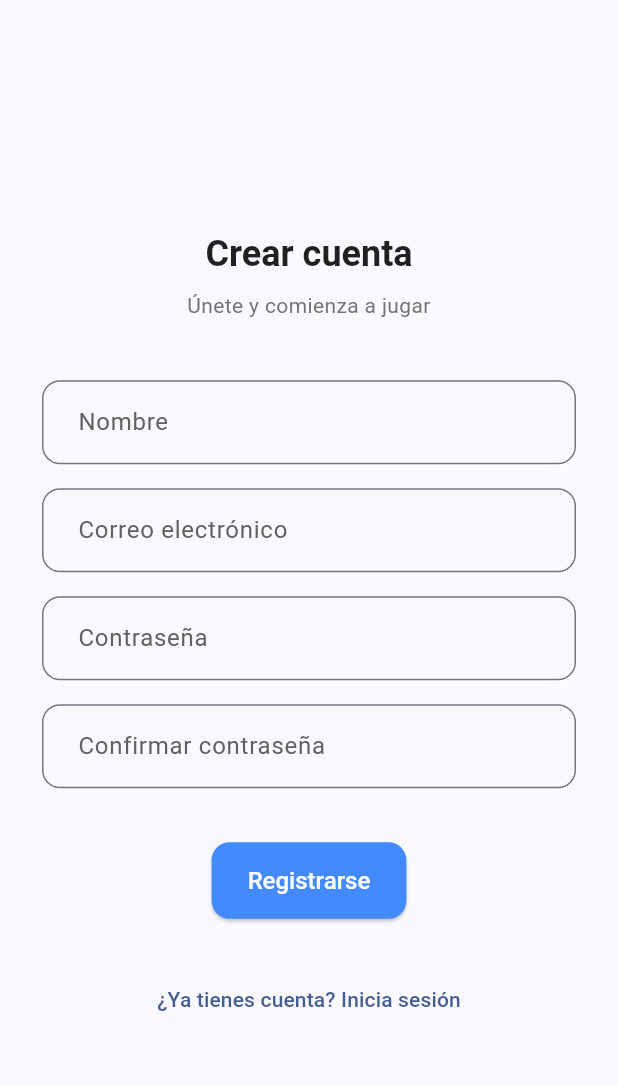
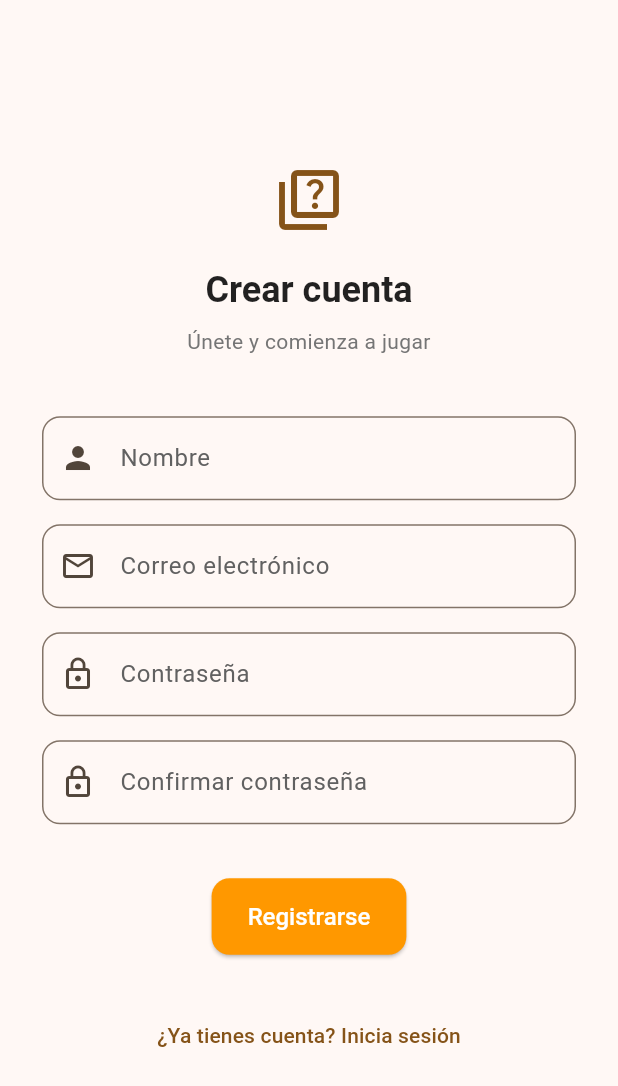
Before and after one commit to Hkeymer/triviaapp-master, a Flutter app: the screen it shows after launch, after a tap on "Iniciar sesión", after a tap on "¿No tienes cuenta? Regístrate", on a phone screen of 412 x 824 dp. Shown: the top 1086 px of the screen. Run offline on Flutter 3.47's test engine with Material 3 defaults, Android fonts, the phone set to English and light mode, and no system bars; our stand-ins replace cloud_firestore, firebase_auth, firebase_core, google_fonts, google_sign_in, share_plus; accounts and stored records are empty.

Commit message:
adjusting_login_design_registration_and_theme

```diff
--- a/lib/screens/auth/login_screen.dart
+++ b/lib/screens/auth/login_screen.dart
@@ -1,12 +1,24 @@
-// lib/screens/auth/login_screen.dart
+// Flutter SDK
 import 'package:flutter/material.dart';
+
+// State management
 import 'package:provider/provider.dart';
+
+// Services
 import 'package:triviaapp/services/auth_service.dart';
+
+// Navigation
 import 'package:triviaapp/utils/route_transitions.dart';
+
+// Screens
 import 'package:triviaapp/screens/auth/register_screen.dart';
+
+// Widgets
 import 'package:triviaapp/widgets/auth/auth_layout.dart';
 import 'package:triviaapp/widgets/auth/auth_input.dart';
 import 'package:triviaapp/widgets/auth/social_button.dart';
+
+// Utils
 import 'package:triviaapp/utils/validators.dart';
 
 class LoginScreen extends StatefulWidget {
@@ -35,7 +47,10 @@ class _LoginScreenState extends State<LoginScreen> {
     });
 
     try {
-      await _auth.signInWithEmailAndPassword(_email.text.trim(), _password.text);
+      await _auth.signInWithEmailAndPassword(
+        _email.text.trim(),
+        _password.text,
+      );
     } catch (e) {
       setState(() => _error = e.toString());
     } finally {
@@ -45,9 +60,12 @@ class _LoginScreenState extends State<LoginScreen> {
 
   @override
   Widget build(BuildContext context) {
-    return AuthLayout(
+    final colorScheme = Theme.of(context).colorScheme;
+
+    return Scaffold(
+      body: AuthLayout(
         title: 'Bienvenido de vuelta',
-      subtitle: 'Inicia sesión para continuar',
+        subtitle: 'Demuestra cuánto sabes',
         form: Form(
           key: _formKey,
           child: Column(
@@ -56,35 +74,71 @@ class _LoginScreenState extends State<LoginScreen> {
                 controller: _email,
                 label: 'Correo electrónico',
                 keyboardType: TextInputType.emailAddress,
-              validator: (v) => (v == null || !Validators.emailValid(v)) ? 'Correo inválido' : null,
+                prefixIcon: Icons.email_outlined,
+                validator: (v) => (v == null || !Validators.emailValid(v))
+                    ? 'Correo inválido'
+                    : null,
               ),
               const SizedBox(height: 16),
               AuthInput(
                 controller: _password,
                 label: 'Contraseña',
                 obscure: true,
-              validator: (v) => (v == null || v.isEmpty) ? 'Ingresa tu contraseña' : null,
+                prefixIcon: Icons.lock_outline,
+                validator: (v) =>
+                    (v == null || v.isEmpty) ? 'Ingresa tu contraseña' : null,
               ),
-            const SizedBox(height: 18),
+              const SizedBox(height: 20),
               if (_error != null)
-              Text(_error!, style: TextStyle(color: Theme.of(context).colorScheme.error)),
-            const SizedBox(height: 18),
-            _loading ? const CircularProgressIndicator() : ElevatedButton(
+                Padding(
+                  padding: const EdgeInsets.only(bottom: 12),
+                  child: Text(
+                    _error!,
+                    textAlign: TextAlign.center,
+                    style: TextStyle(color: colorScheme.error),
+                  ),
+                ),
+              SizedBox(
+                width: double.infinity,
+                height: 48,
+                child: _loading
+                    ? const Center(child: CircularProgressIndicator())
+                    : ElevatedButton(
                         onPressed: _login,
                         child: const Text('Iniciar sesión'),
+                      ),
               ),
             ],
           ),
         ),
         bottom: Column(
           children: [
-          const SizedBox(height: 8),
-          const Row(children: [Expanded(child: Divider()), Padding(padding: EdgeInsets.symmetric(horizontal: 8), child: Text('o')), Expanded(child: Divider())]),
             const SizedBox(height: 12),
-          SocialButton(text: 'Continuar con Google', assetPath: 'assets/images/p-logo.png'),
-          const SizedBox(height: 18),
-          TextButton(onPressed: () => Navigator.push(context, FadePageRoute(page: const RegisterScreen())), child: const Text('¿No tienes cuenta? Regístrate')),
+            const Row(
+              children: [
+                Expanded(child: Divider()),
+                Padding(
+                  padding: EdgeInsets.symmetric(horizontal: 8),
+                  child: Text('o'),
+                ),
+                Expanded(child: Divider()),
               ],
+            ),
+            const SizedBox(height: 16),
+            SocialButton(
+              text: 'Continuar con Google',
+              assetPath: 'assets/icons/google.png',
+            ),
+            const SizedBox(height: 20),
+            TextButton(
+              onPressed: () => Navigator.push(
+                context,
+                FadePageRoute(page: const RegisterScreen()),
+              ),
+              child: const Text('¿No tienes cuenta? Regístrate'),
+            ),
+          ],
+        ),
       ),
     );
   }
--- a/lib/screens/auth/register_screen.dart
+++ b/lib/screens/auth/register_screen.dart
@@ -40,7 +40,11 @@ class _RegisterScreenState extends State<RegisterScreen> {
     });
 
     try {
-      await _auth.createUserWithEmailAndPassword(_email.text.trim(), _password.text, _name.text.trim());
+      await _auth.createUserWithEmailAndPassword(
+        _email.text.trim(),
+        _password.text,
+        _name.text.trim(),
+      );
       if (mounted) Navigator.pop(context);
     } catch (e) {
       setState(() => _error = e.toString());
@@ -58,21 +62,58 @@ class _RegisterScreenState extends State<RegisterScreen> {
         key: _formKey,
         child: Column(
           children: [
-            AuthInput(controller: _name, label: 'Nombre', validator: (v) => (v == null || v.isEmpty) ? 'Requerido' : null),
+            AuthInput(
+              controller: _name,
+              prefixIcon: Icons.person,
+              label: 'Nombre',
+              validator: (v) => (v == null || v.isEmpty) ? 'Requerido' : null,
+            ),
             const SizedBox(height: 16),
-            AuthInput(controller: _email, label: 'Correo electrónico', keyboardType: TextInputType.emailAddress, validator: (v) => (v == null || !Validators.emailValid(v)) ? 'Correo inválido' : null),
+            AuthInput(
+              controller: _email,
+              prefixIcon: Icons.email_outlined,
+              label: 'Correo electrónico',
+              keyboardType: TextInputType.emailAddress,
+              validator: (v) => (v == null || !Validators.emailValid(v))
+                  ? 'Correo inválido'
+                  : null,
+            ),
             const SizedBox(height: 16),
-            AuthInput(controller: _password, label: 'Contraseña', obscure: true, validator: (v) => (v == null || v.isEmpty) ? 'Requerido' : null),
+            AuthInput(
+              controller: _password,
+              prefixIcon: Icons.lock_outline,
+              label: 'Contraseña',
+              obscure: true,
+              validator: (v) => (v == null || v.isEmpty) ? 'Requerido' : null,
+            ),
             const SizedBox(height: 16),
-            AuthInput(controller: _confirm, label: 'Confirmar contraseña', obscure: true, validator: (v) => v != _password.text ? 'No coinciden' : null),
+            AuthInput(
+              controller: _confirm,
+              prefixIcon: Icons.lock_outline,
+              label: 'Confirmar contraseña',
+              obscure: true,
+              validator: (v) => v != _password.text ? 'No coinciden' : null,
+            ),
             const SizedBox(height: 18),
-            if (_error != null) Text(_error!, style: TextStyle(color: Theme.of(context).colorScheme.error)),
+            if (_error != null)
+              Text(
+                _error!,
+                style: TextStyle(color: Theme.of(context).colorScheme.error),
+              ),
             const SizedBox(height: 18),
-            _loading ? const CircularProgressIndicator() : ElevatedButton(onPressed: _register, child: const Text('Registrarse')),
+            _loading
+                ? const CircularProgressIndicator()
+                : ElevatedButton(
+                    onPressed: _register,
+                    child: const Text('Registrarse'),
+                  ),
           ],
         ),
       ),
-      bottom: TextButton(onPressed: () => Navigator.pop(context), child: const Text('¿Ya tienes cuenta? Inicia sesión')),
+      bottom: TextButton(
+        onPressed: () => Navigator.pop(context),
+        child: const Text('¿Ya tienes cuenta? Inicia sesión'),
+      ),
     );
   }
 }
--- a/lib/theme/app_theme.dart
+++ b/lib/theme/app_theme.dart
@@ -2,7 +2,7 @@ import 'package:flutter/material.dart';
 import 'package:google_fonts/google_fonts.dart';
 
 class AppTheme {
-  static const Color primarySeedColor = Colors.blueAccent;
+  static const Color primarySeedColor = Colors.orange;
 
   // Tipografías base sin color fijo
   static TextTheme baseTextTheme = TextTheme(
--- a/lib/widgets/auth/auth_input.dart
+++ b/lib/widgets/auth/auth_input.dart
@@ -7,6 +7,7 @@ class AuthInput extends StatelessWidget {
   final bool obscure;
   final TextInputType keyboardType;
   final String? Function(String?)? validator;
+  final IconData? prefixIcon;
 
   const AuthInput({
     super.key,
@@ -15,6 +16,7 @@ class AuthInput extends StatelessWidget {
     this.obscure = false,
     this.keyboardType = TextInputType.text,
     this.validator,
+    this.prefixIcon,
   });
 
   @override
@@ -26,13 +28,20 @@ class AuthInput extends StatelessWidget {
       validator: validator,
       decoration: InputDecoration(
         labelText: label,
+        prefixIcon: prefixIcon != null ? Icon(prefixIcon) : null,
         labelStyle: TextStyle(color: Colors.grey[700]),
         border: OutlineInputBorder(borderRadius: BorderRadius.circular(12)),
         focusedBorder: OutlineInputBorder(
           borderRadius: BorderRadius.circular(12),
-          borderSide: BorderSide(color: Theme.of(context).colorScheme.primary, width: 2),
+          borderSide: BorderSide(
+            color: Theme.of(context).colorScheme.primary,
+            width: 2,
+          ),
         ),
-        contentPadding: const EdgeInsets.symmetric(vertical: 16, horizontal: 20),
+        contentPadding: const EdgeInsets.symmetric(
+          vertical: 16,
+          horizontal: 20,
+        ),
       ),
     );
   }
--- a/lib/widgets/auth/auth_layout.dart
+++ b/lib/widgets/auth/auth_layout.dart
@@ -18,6 +18,7 @@ class AuthLayout extends StatelessWidget {
   @override
   Widget build(BuildContext context) {
     final textTheme = Theme.of(context).textTheme;
+    final colorScheme = Theme.of(context).colorScheme;
 
     return Scaffold(
       body: Center(
@@ -26,10 +27,13 @@ class AuthLayout extends StatelessWidget {
           child: Column(
             crossAxisAlignment: CrossAxisAlignment.stretch,
             children: [
+              Icon(Icons.quiz_outlined, size: 48, color: colorScheme.primary),
               const SizedBox(height: 20),
               Text(
                 title,
-                style: textTheme.headlineSmall?.copyWith(fontWeight: FontWeight.bold),
+                style: textTheme.headlineSmall?.copyWith(
+                  fontWeight: FontWeight.bold,
+                ),
                 textAlign: TextAlign.center,
               ),
               const SizedBox(height: 8),
@@ -41,7 +45,7 @@ class AuthLayout extends StatelessWidget {
               const SizedBox(height: 40),
               form,
               const SizedBox(height: 30),
-              bottom
+              bottom,
             ],
           ),
         ),
--- a/lib/widgets/auth/social_button.dart
+++ b/lib/widgets/auth/social_button.dart
@@ -19,7 +19,7 @@ class SocialButton extends StatelessWidget {
 
     return OutlinedButton.icon(
       style: OutlinedButton.styleFrom(
-        padding: const EdgeInsets.symmetric(vertical: 14),
+        padding: const EdgeInsets.symmetric(horizontal: 24, vertical: 12),
         side: const BorderSide(color: Colors.black12),
         backgroundColor: Colors.white,
         foregroundColor: Colors.black87,
@@ -34,7 +34,7 @@ class SocialButton extends StatelessWidget {
           );
         }
       },
-      icon: Image.asset(assetPath, height: 22),
+      icon: Image(image: AssetImage(assetPath), height: 20),
       label: Text(text),
     );
   }
--- a/pubspec.yaml
+++ b/pubspec.yaml
@@ -33,4 +33,4 @@ dev_dependencies:
 flutter:
   uses-material-design: true
   assets:
-    - assets/images/
+    - assets/icons/
```
Also changed, not shown: assets/icons/google.png (renamed from assets/images/g-logo.png), assets/images/logo.svg (deleted). Lines whose indentation alone changed are shown as unchanged.
